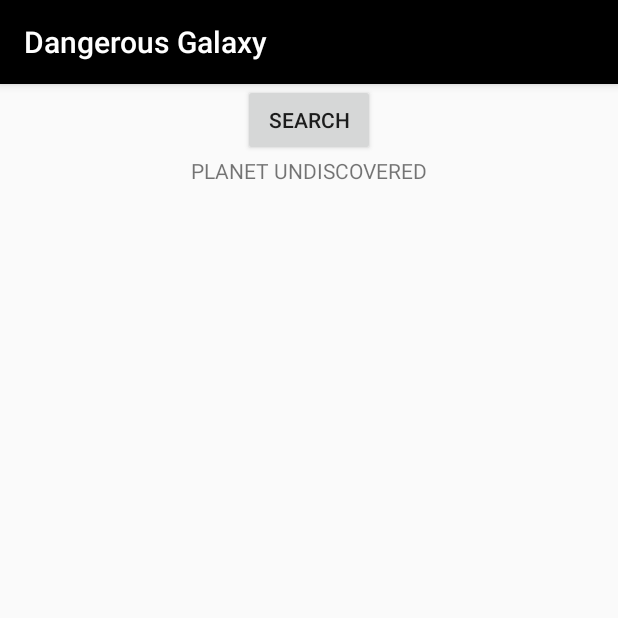
After one commit to EvgenyTyurin/DangerousGalaxy, an Android app: the UninhabitedActivity screen opened directly, with no data from a screen before it, on a phone screen of 412 x 824 dp, the top half of it. The commit adds this screen. Run offline under Robolectric (Android 15) with nearby library versions, the phone set to English and light mode, and no system bars; 1 statement that could not run was skipped.

Commit message:
Artifacts from uninhabited planets

```diff
--- a/app/src/main/AndroidManifest.xml
+++ b/app/src/main/AndroidManifest.xml
@@ -18,7 +18,8 @@
         </activity>
         <activity android:name=".ui.SystemActivity" />
         <activity android:name=".ui.SpacePortActivity" />
-        <activity android:name=".ui.MarketActivity"/>
+        <activity android:name=".ui.MarketActivity" />
+        <activity android:name=".ui.UninhabitedActivity"/>
     </application>
 
 </manifest>
--- a/app/src/main/java/evgenyt/dangerousgalaxy/ui/MarketActivity.java
+++ b/app/src/main/java/evgenyt/dangerousgalaxy/ui/MarketActivity.java
@@ -41,7 +41,6 @@ public class MarketActivity extends AppCompatActivity {
         Map<Commodity, Integer> prices = economy.getCommoditiesPrices();
         for (Commodity commodity : prices.keySet()) {
             int price = prices.get(commodity);
-            if (price > 0)
             marketList.add(commodity.toString() + "~" + price + "cr/t");
         }
         final ListAdapter listAdapter = new ArrayAdapter<>(this,
--- /dev/null
+++ b/app/src/main/java/evgenyt/dangerousgalaxy/ui/UninhabitedActivity.java
@@ -0,0 +1,40 @@
+package evgenyt.dangerousgalaxy.ui;
+
+import androidx.appcompat.app.AppCompatActivity;
+
+import android.os.Bundle;
+import android.view.View;
+import android.widget.Button;
+import android.widget.TextView;
+
+import evgenyt.dangerousgalaxy.R;
+import evgenyt.dangerousgalaxy.universe.Commodity;
+import evgenyt.dangerousgalaxy.universe.Economy;
+import evgenyt.dangerousgalaxy.universe.Galaxy;
+import evgenyt.dangerousgalaxy.universe.Planet;
+import evgenyt.dangerousgalaxy.universe.SpaceShip;
+
+public class UninhabitedActivity extends AppCompatActivity {
+
+    Galaxy galaxy = Galaxy.getInstance();
+    SpaceShip playerShip = galaxy.getPlayerShip();
+    Planet currentPlanet = playerShip.getCurrentPlanet();
+    Economy economy = currentPlanet.getPlanetEconomy();
+
+    @Override
+    protected void onCreate(Bundle savedInstanceState) {
+        super.onCreate(savedInstanceState);
+        setContentView(R.layout.activity_uninhabitated);
+        final TextView statusText = findViewById(R.id.textSearchStatus);
+        statusText.setText("PLANET UNDISCOVERED");
+        Button searchButton = findViewById(R.id.buttonSearch);
+        searchButton.setOnClickListener(new View.OnClickListener() {
+            @Override
+            public void onClick(View view) {
+                Commodity commodity = new Commodity("Artifacts");
+                playerShip.moveToCargo(commodity , 1);
+                statusText.setText("PLANET DISCOVERED");
+            }
+        });
+    }
+}
--- a/app/src/main/java/evgenyt/dangerousgalaxy/universe/Economy.java
+++ b/app/src/main/java/evgenyt/dangerousgalaxy/universe/Economy.java
@@ -7,6 +7,7 @@ public class Economy {
     public enum EconomyType {UNINHABITED, AGRICULTURE, EXTRACTION, INDUSTRIAL, POSTINDUSTRIAL}
     private EconomyType economyType;
     private Map<Commodity,Integer> commoditiesPrices = new HashMap<>();
+    private Map<Commodity,Integer> commoditiesStock = new HashMap<>();
 
     public Economy(EconomyType economyType) {
         this.economyType = economyType;
@@ -33,16 +34,17 @@ public class Economy {
                 commoditiesPrices.put(new Commodity("Minerals"), 200);
                 commoditiesPrices.put(new Commodity("Manufactures"), 500);
                 commoditiesPrices.put(new Commodity("Hi-techs"), 500);
-                commoditiesPrices.put(new Commodity("Artifacts"), -2000);
+                commoditiesPrices.put(new Commodity("Artifacts"), 2000);
                 break;
             case UNINHABITED:
+                commoditiesStock.put(new Commodity("Artifacts"), 1);
                 break;
             default:
                 commoditiesPrices.put(new Commodity("Foods"), 100);
                 commoditiesPrices.put(new Commodity("Minerals"), 200);
                 commoditiesPrices.put(new Commodity("Manufactures"), 500);
                 commoditiesPrices.put(new Commodity("Hi-techs"), 1000);
-                commoditiesPrices.put(new Commodity("Artifacts"), -2000);
+                commoditiesPrices.put(new Commodity("Artifacts"), 2000);
         }
     }
 
--- /dev/null
+++ b/app/src/main/res/layout/activity_uninhabitated.xml
@@ -0,0 +1,26 @@
+<?xml version="1.0" encoding="utf-8"?>
+<androidx.constraintlayout.widget.ConstraintLayout xmlns:android="http://schemas.android.com/apk/res/android"
+    xmlns:app="http://schemas.android.com/apk/res-auto"
+    xmlns:tools="http://schemas.android.com/tools"
+    android:layout_width="match_parent"
+    android:layout_height="match_parent"
+    tools:context=".ui.UninhabitedActivity">
+
+    <Button
+        android:id="@+id/buttonSearch"
+        android:layout_width="wrap_content"
+        android:layout_height="wrap_content"
+        android:text="@string/txt_search"
+        app:layout_constraintEnd_toEndOf="parent"
+        app:layout_constraintStart_toStartOf="parent"
+        app:layout_constraintTop_toTopOf="parent" />
+
+    <TextView
+        android:id="@+id/textSearchStatus"
+        android:layout_width="wrap_content"
+        android:layout_height="wrap_content"
+        app:layout_constraintEnd_toEndOf="parent"
+        app:layout_constraintStart_toStartOf="parent"
+        app:layout_constraintTop_toBottomOf="@+id/buttonSearch"
+        tools:text="Research status" />
+</androidx.constraintlayout.widget.ConstraintLayout>
--- a/app/src/main/res/values/strings.xml
+++ b/app/src/main/res/values/strings.xml
@@ -2,6 +2,7 @@
     <string name="app_name">Dangerous Galaxy</string>
     <string name="txt_market">market</string>
     <string name="txt_missions">missions</string>
+    <string name="txt_search">Search</string>
     <array name="market">
         <item>Wheat;100</item>
         <item>Gold;100000</item>
```
Also changed, not shown: app/src/main/java/evgenyt/dangerousgalaxy/ui/SystemActivity.java (+14 -3 lines).
